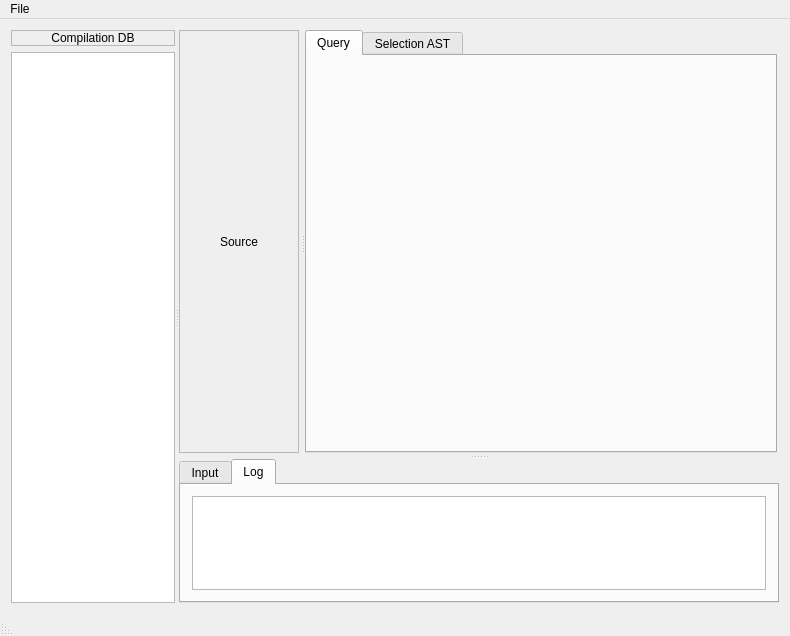
This is src/gui/mainwindow.ui in ahueck/astviewer as Qt 5 draws it before an edit. The edited form follows.
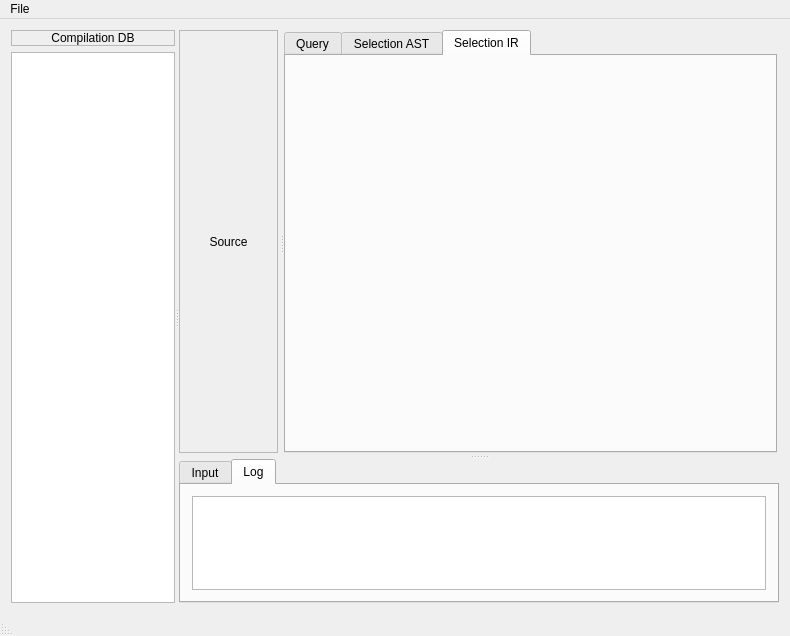
This is the edited form.

```diff
--- a/src/gui/mainwindow.ui
+++ b/src/gui/mainwindow.ui
@@ -238,7 +238,7 @@
                 <item>
                  <widget class="QTabWidget" name="tabWidgetTools">
                   <property name="currentIndex">
-                   <number>0</number>
+                   <number>2</number>
                   </property>
                   <widget class="QWidget" name="widgetQuery">
                    <attribute name="title">
@@ -252,6 +252,12 @@
                    </attribute>
                    <layout class="QVBoxLayout" name="verticalLayout_selection"/>
                   </widget>
+                  <widget class="QWidget" name="widgetSelectionIR">
+                   <attribute name="title">
+                    <string>Selection IR</string>
+                   </attribute>
+                   <layout class="QVBoxLayout" name="verticalLayout_selectionir"/>
+                  </widget>
                  </widget>
                 </item>
                </layout>
```
Left out of the diff: 2 changed lines with no effect on the pictures.
